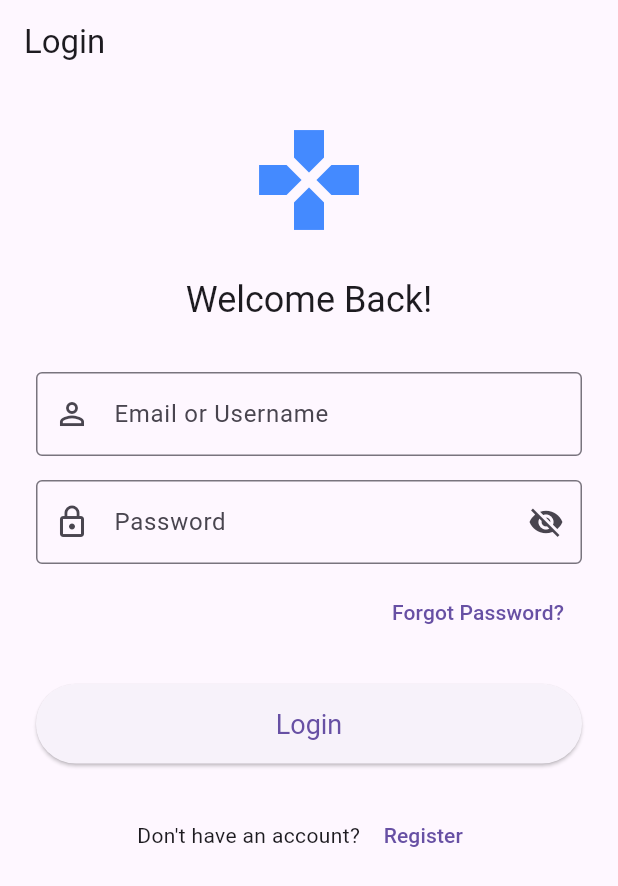
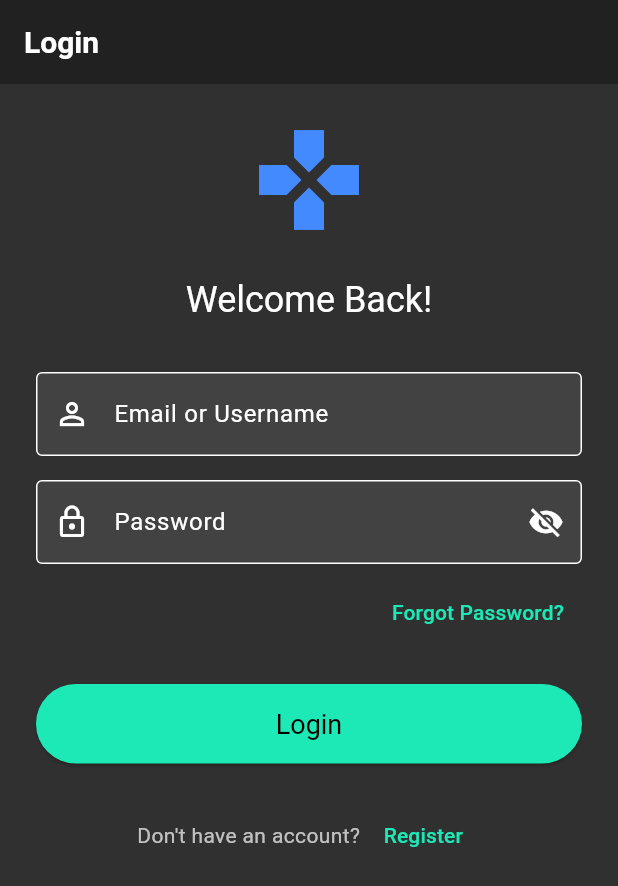
Before and after one commit to ahmetikbal/gamestagram-web3, a Flutter app: the screen it shows after launch, after a tap on "Login", on a phone screen of 412 x 824 dp. Shown: the top 886 px of the screen. Run offline on Flutter 3.47's test engine with Material 3 defaults, Android fonts, the phone set to English and light mode, and no system bars; our stand-ins replace shared_preferences; accounts and stored records are empty.

Commit message:
Add dark theme

```diff
--- a/lib/main.dart
+++ b/lib/main.dart
@@ -14,6 +14,70 @@
 
   @override
   Widget build(BuildContext context) {
+    // Define a dark theme
+    final darkTheme = ThemeData(
+      brightness: Brightness.dark,
+      primaryColor: Colors.grey[900], // A deep charcoal
+      scaffoldBackgroundColor: Colors.grey[850], // Slightly lighter for background
+      colorScheme: ColorScheme.dark(
+        primary: Colors.tealAccent[400]!, // Vibrant accent for primary actions
+        secondary: Colors.pinkAccent[200]!, // Another vibrant accent (optional use)
+        surface: Colors.grey[800]!, // For surfaces like cards, dialogs
+        background: Colors.grey[850]!,
+        error: Colors.redAccent[400]!,
+        onPrimary: Colors.black, // Text/icon color on primary accent
+        onSecondary: Colors.black, // Text/icon color on secondary accent
+        onSurface: Colors.white,   // Text/icon color on surfaces
+        onBackground: Colors.white, // Text/icon color on background
+        onError: Colors.black,     // Text/icon color on error
+      ),
+      appBarTheme: AppBarTheme(
+        backgroundColor: Colors.grey[900],
+        elevation: 0,
+        iconTheme: IconThemeData(color: Colors.tealAccent[400]),
+        titleTextStyle: TextStyle(
+          color: Colors.white,
+          fontSize: 20,
+          fontWeight: FontWeight.bold,
+        ),
+      ),
+      buttonTheme: ButtonThemeData(
+        buttonColor: Colors.tealAccent[400], // Default button color
+        textTheme: ButtonTextTheme.primary,
+      ),
+      elevatedButtonTheme: ElevatedButtonThemeData(
+        style: ElevatedButton.styleFrom(
+          backgroundColor: Colors.tealAccent[400],
+          foregroundColor: Colors.black,
+        ),
+      ),
+      textButtonTheme: TextButtonThemeData(
+        style: TextButton.styleFrom(
+          foregroundColor: Colors.tealAccent[400],
+        ),
+      ),
+      inputDecorationTheme: InputDecorationTheme(
+        filled: true,
+        fillColor: Colors.grey[800],
+        border: OutlineInputBorder(
+          borderRadius: BorderRadius.circular(8.0),
+          borderSide: BorderSide.none,
+        ),
+        focusedBorder: OutlineInputBorder(
+          borderRadius: BorderRadius.circular(8.0),
+          borderSide: BorderSide(color: Colors.tealAccent[400]!),
+        ),
+        hintStyle: TextStyle(color: Colors.grey[400]),
+      ),
+      textTheme: TextTheme(
+        bodyLarge: TextStyle(color: Colors.white),
+        bodyMedium: TextStyle(color: Colors.white70),
+        titleLarge: TextStyle(color: Colors.white, fontWeight: FontWeight.bold),
+        // Define other text styles as needed
+      ),
+      visualDensity: VisualDensity.adaptivePlatformDensity,
+    );
+
     return MultiProvider(
       providers: [
         ChangeNotifierProvider(create: (context) => AuthViewModel()),
@@ -25,10 +89,7 @@
           return MaterialApp(
             key: ValueKey(authViewModel.currentUser?.id ?? 'loggedOut'),
             title: 'Gamestagram',
-            theme: ThemeData(
-              primarySwatch: Colors.blue,
-              visualDensity: VisualDensity.adaptivePlatformDensity,
-            ),
+            theme: darkTheme, // Apply the dark theme
             home: authViewModel.currentUser != null
                 ? const HomeScreen()
                 : const WelcomeScreen(),
```
